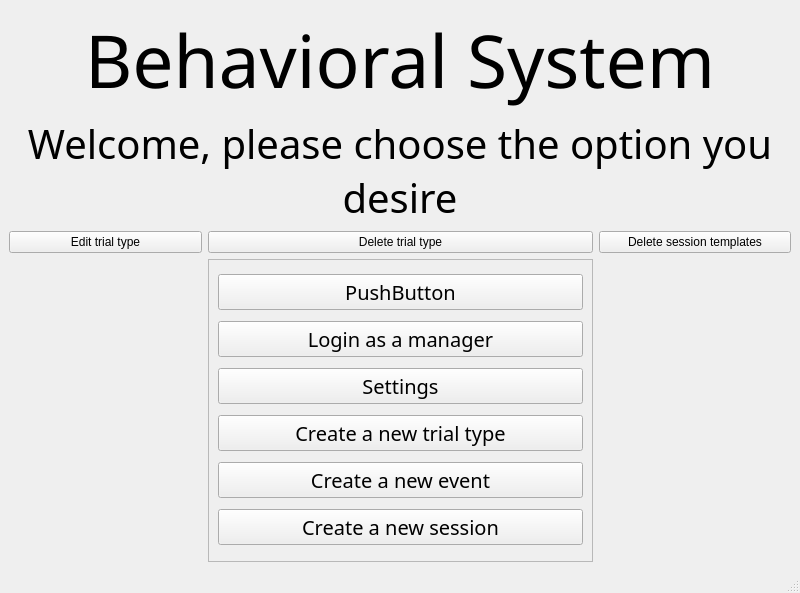
KehatSudri/Behavior_System2.0, file UI/system_main_plus.ui: the form before one commit.
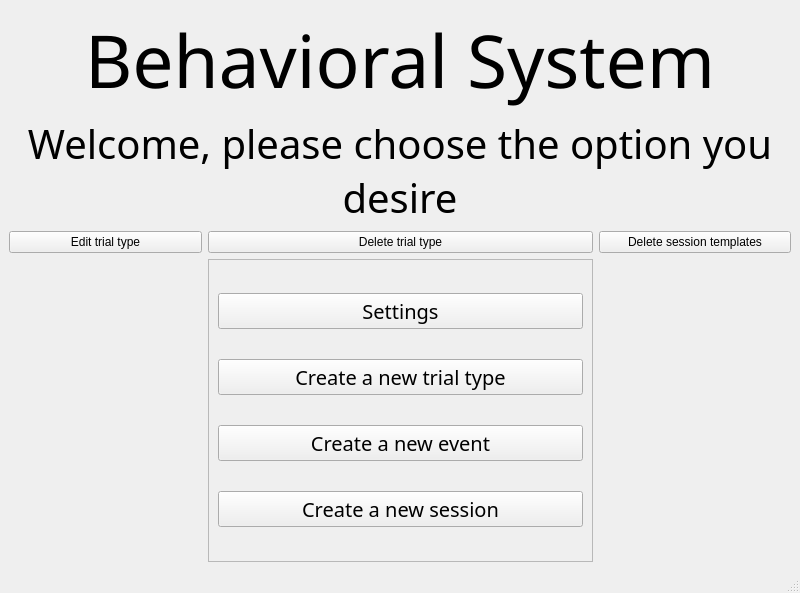
The form after the commit.

Commit message: manager login

The edit to the form file:
```diff
--- a/UI/system_main_plus.ui
+++ b/UI/system_main_plus.ui
@@ -38,20 +38,6 @@
           </rect>
          </property>
          <layout class="QVBoxLayout" name="verticalLayout">
-          <item>
-           <widget class="QPushButton" name="pushButton">
-            <property name="text">
-             <string>PushButton</string>
-            </property>
-           </widget>
-          </item>
-          <item>
-           <widget class="QPushButton" name="manager_login_pushButton">
-            <property name="text">
-             <string>Login as a manager</string>
-            </property>
-           </widget>
-          </item>
           <item>
            <widget class="QPushButton" name="settings_pushButton">
             <property name="text">
```
The commit also changes 3 other files.
